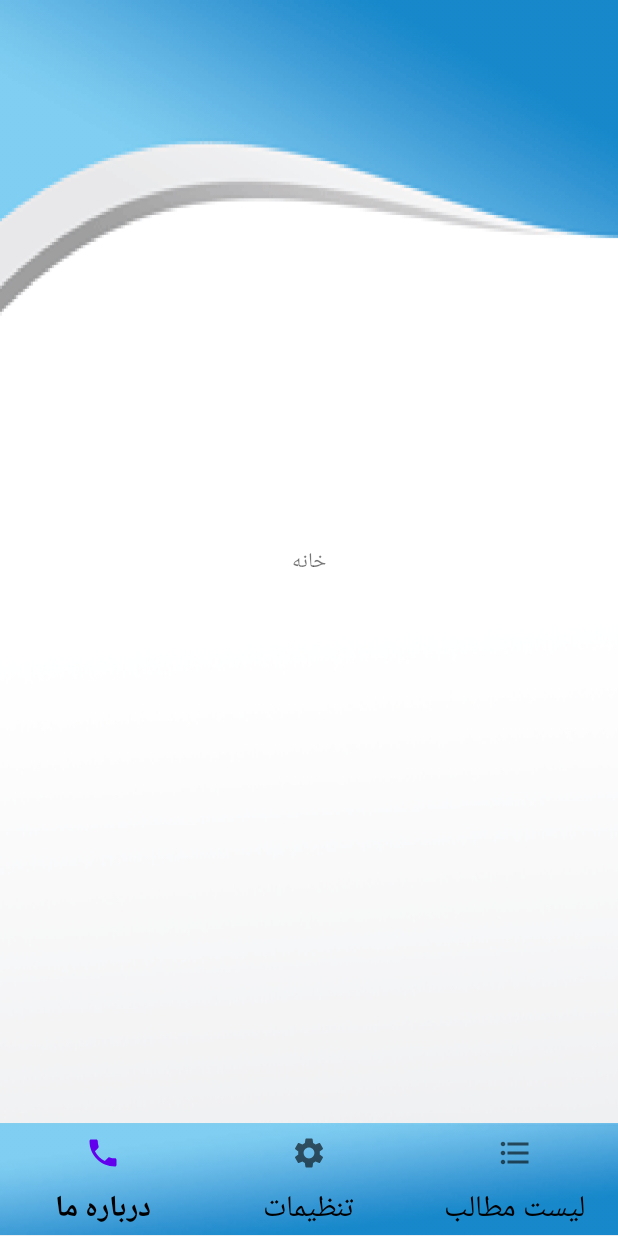
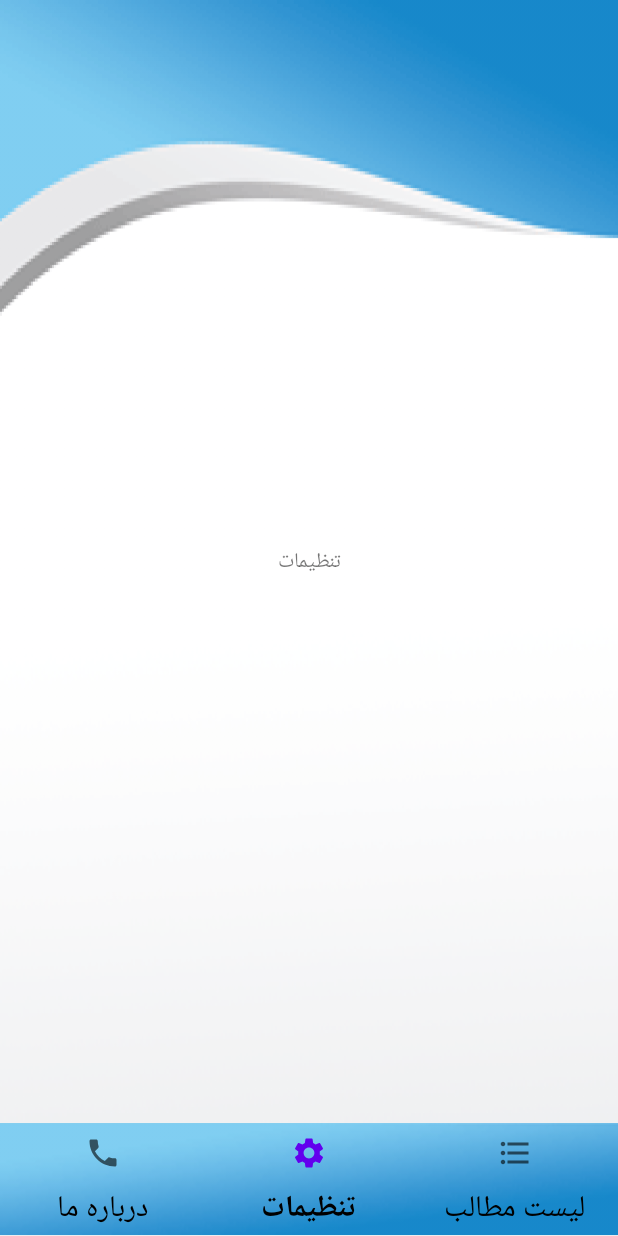
Before and after one commit to zmsm06/mosacen_alfoad, an Android app: the screen it shows after launch (MainActivity), item 2 of the bottom bar chosen, on a phone screen of 412 x 824 dp. Run offline under Robolectric (Android 15) with nearby library versions, the phone set to English and light mode, and no system bars; our stand-ins replace navigation-ui.

Commit message:
end set fragment

```diff
--- a/app/src/main/java/com/zeinabmallaki/mosacen_alfoad/HomeFragment.kt
+++ b/app/src/main/java/com/zeinabmallaki/mosacen_alfoad/fragment/AboutFragment.kt
@@ -1,30 +1,31 @@
-package com.zeinabmallaki.mosacen_alfoad
+package com.zeinabmallaki.mosacen_alfoad.fragment
 
 import android.os.Bundle
 import android.view.LayoutInflater
 import android.view.View
 import android.view.ViewGroup
 import androidx.fragment.app.Fragment
-import com.zeinabmallaki.mosacen_alfoad.databinding.HomeBinding
+import com.zeinabmallaki.mosacen_alfoad.databinding.AboutBinding
 
-class HomeFragment: Fragment() {
+class AboutFragment: Fragment() {
 
-    private lateinit var binding: HomeBinding
+    private lateinit var binding: AboutBinding
 
     override fun onCreateView(
         inflater: LayoutInflater,
         container: ViewGroup?,
         savedInstanceState: Bundle?
     ): View {
-        binding = HomeBinding.inflate(inflater)
+        binding = AboutBinding.inflate(inflater)
         return binding.root
 
     }
 
     override fun onViewCreated(view: View, savedInstanceState: Bundle?) {
         super.onViewCreated(view, savedInstanceState)
-        binding.homeFragment.setOnClickListener {
+        binding.aboutFragment.setOnClickListener {
 
         }
+
     }
 }
--- /dev/null
+++ b/app/src/main/java/com/zeinabmallaki/mosacen_alfoad/fragment/HomeFragment.kt
@@ -0,0 +1,30 @@
+package com.zeinabmallaki.mosacen_alfoad.fragment
+
+import android.os.Bundle
+import android.view.LayoutInflater
+import android.view.View
+import android.view.ViewGroup
+import androidx.fragment.app.Fragment
+import com.zeinabmallaki.mosacen_alfoad.databinding.HomeBinding
+
+class HomeFragment: Fragment() {
+
+    private lateinit var binding: HomeBinding
+
+    override fun onCreateView(
+        inflater: LayoutInflater,
+        container: ViewGroup?,
+        savedInstanceState: Bundle?
+    ): View {
+        binding = HomeBinding.inflate(inflater)
+        return binding.root
+
+    }
+
+    override fun onViewCreated(view: View, savedInstanceState: Bundle?) {
+        super.onViewCreated(view, savedInstanceState)
+        binding.homeFragment.setOnClickListener {
+
+        }
+    }
+}
--- /dev/null
+++ b/app/src/main/java/com/zeinabmallaki/mosacen_alfoad/fragment/SettingFragment.kt
@@ -0,0 +1,30 @@
+package com.zeinabmallaki.mosacen_alfoad.fragment
+
+import android.os.Bundle
+import android.view.LayoutInflater
+import android.view.View
+import android.view.ViewGroup
+import androidx.fragment.app.Fragment
+import com.zeinabmallaki.mosacen_alfoad.databinding.SettingBinding
+
+class SettingFragment: Fragment() {
+
+    private lateinit var binding: SettingBinding
+
+    override fun onCreateView(
+        inflater: LayoutInflater,
+        container: ViewGroup?,
+        savedInstanceState: Bundle?
+    ): View {
+        binding = SettingBinding.inflate(inflater)
+        return binding.root
+
+    }
+
+    override fun onViewCreated(view: View, savedInstanceState: Bundle?) {
+        super.onViewCreated(view, savedInstanceState)
+        binding.settingFragment.setOnClickListener {
+
+        }
+    }
+}
--- /dev/null
+++ b/app/src/main/res/layout/about.xml
@@ -0,0 +1,20 @@
+<?xml version="1.0" encoding="utf-8"?>
+<androidx.constraintlayout.widget.ConstraintLayout
+    xmlns:android="http://schemas.android.com/apk/res/android"
+    android:layout_width="match_parent"
+    android:layout_height="match_parent"
+    xmlns:app="http://schemas.android.com/apk/res-auto">
+
+    <TextView
+        android:id="@+id/about_fragment"
+        android:layout_width="wrap_content"
+        android:layout_height="wrap_content"
+        android:text="@string/about"
+        android:layout_margin="10dp"
+        android:padding="10dp"
+        app:layout_constraintBottom_toBottomOf="parent"
+        app:layout_constraintEnd_toEndOf="parent"
+        app:layout_constraintStart_toStartOf="parent"
+        app:layout_constraintTop_toTopOf="parent" />
+
+</androidx.constraintlayout.widget.ConstraintLayout>
--- /dev/null
+++ b/app/src/main/res/layout/setting.xml
@@ -0,0 +1,19 @@
+<?xml version="1.0" encoding="utf-8"?>
+<androidx.constraintlayout.widget.ConstraintLayout xmlns:android="http://schemas.android.com/apk/res/android"
+    android:layout_width="match_parent"
+    android:layout_height="match_parent"
+    xmlns:app="http://schemas.android.com/apk/res-auto">
+
+    <TextView
+        android:id="@+id/setting_fragment"
+        android:layout_width="wrap_content"
+        android:layout_height="wrap_content"
+        android:text="@string/setting"
+        android:layout_margin="10dp"
+        android:padding="10dp"
+        app:layout_constraintBottom_toBottomOf="parent"
+        app:layout_constraintEnd_toEndOf="parent"
+        app:layout_constraintStart_toStartOf="parent"
+        app:layout_constraintTop_toTopOf="parent" />
+
+</androidx.constraintlayout.widget.ConstraintLayout>
--- a/app/src/main/res/menu/bottom_nav_menu.xml
+++ b/app/src/main/res/menu/bottom_nav_menu.xml
@@ -3,13 +3,13 @@
     <item
         android:id="@+id/navigation_about"
         android:icon="@drawable/ic_us"
-        android:title="@string/title_about" />
+        android:title="@string/about" />
     <item
         android:id="@+id/navigation_setting"
         android:icon="@drawable/ic_setting"
-        android:title="@string/title_setting" />
+        android:title="@string/setting" />
     <item
         android:id="@+id/navigation_list"
         android:icon="@drawable/ic_list"
-        android:title="@string/title_list" />
+        android:title="@string/list" />
 </menu>
--- a/app/src/main/res/navigation/nav_menu.xml
+++ b/app/src/main/res/navigation/nav_menu.xml
@@ -2,10 +2,26 @@
 <navigation xmlns:android="http://schemas.android.com/apk/res/android"
     xmlns:app="http://schemas.android.com/apk/res-auto"
     android:id="@+id/nav_menu"
-    app:startDestination="@id/homeFragment">
+    app:startDestination="@id/navigation_list">
 
     <fragment
-        android:id="@+id/homeFragment"
-        android:name="com.zeinabmallaki.mosacen_alfoad.HomeFragment"
-        android:label="HomeFragment" />
+        android:id="@+id/navigation_list"
+        android:name="com.zeinabmallaki.mosacen_alfoad.fragment.HomeFragment"
+        android:label="HomeFragment" >
+        <action
+            android:id="@+id/action_homeFragment_to_aboutActivity"
+            app:destination="@id/navigation_about" />
+    </fragment>
+    <fragment
+        android:id="@+id/navigation_about"
+        android:name="com.zeinabmallaki.mosacen_alfoad.fragment.AboutFragment"
+        android:label="AboutFragment">
+        <action
+            android:id="@+id/action_aboutActivity_to_settingFragment"
+            app:destination="@id/navigation_setting" />
+    </fragment>
+    <fragment
+        android:id="@+id/navigation_setting"
+        android:name="com.zeinabmallaki.mosacen_alfoad.fragment.SettingFragment"
+        android:label="SettingFragment" />
 </navigation>
--- a/app/src/main/res/values/strings.xml
+++ b/app/src/main/res/values/strings.xml
@@ -1,7 +1,7 @@
 <resources>
     <string name="app_name">Mosacen_Alfoad</string>
     <string name="home">خانه</string>
-    <string name="title_about">درباره ما</string>
-    <string name="title_setting">تنظیمات</string>
-    <string name="title_list">لیست مطالب</string>
+    <string name="about">درباره ما</string>
+    <string name="setting">تنظیمات</string>
+    <string name="list">لیست مطالب</string>
 </resources>
```
